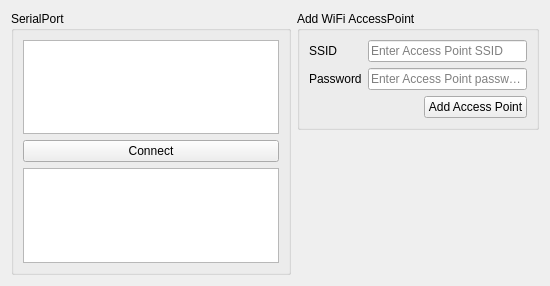
Old version of the form pc_client/res/MainWidget.ui in the repository Ingener74/Remote-PC-Switch.
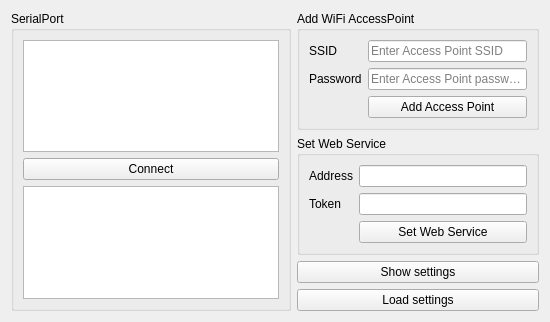
New version of the form. Icons and pictures are not drawn.

```diff
--- a/pc_client/res/MainWidget.ui
+++ b/pc_client/res/MainWidget.ui
@@ -17,7 +17,7 @@
    <iconset resource="resources.qrc">
     <normaloff>:/chip.png</normaloff>:/chip.png</iconset>
   </property>
-  <layout class="QHBoxLayout" name="horizontalLayout_2">
+  <layout class="QHBoxLayout" name="horizontalLayout">
    <item>
     <widget class="QGroupBox" name="groupBox_serial">
      <property name="title">
@@ -41,14 +41,12 @@
     </widget>
    </item>
    <item>
-    <layout class="QVBoxLayout" name="verticalLayout_3">
+    <layout class="QVBoxLayout" name="verticalLayout">
      <item>
       <widget class="QGroupBox" name="groupBox_wifi">
        <property name="title">
         <string>Add WiFi AccessPoint</string>
        </property>
-       <layout class="QVBoxLayout" name="verticalLayout">
-        <item>
          <layout class="QFormLayout" name="formLayout">
           <item row="0" column="0">
            <widget class="QLabel" name="label">
@@ -87,24 +85,7 @@
             </property>
            </widget>
           </item>
-         </layout>
-        </item>
-        <item>
-         <layout class="QHBoxLayout" name="horizontalLayout">
-          <item>
-           <spacer name="horizontalSpacer">
-            <property name="orientation">
-             <enum>Qt::Horizontal</enum>
-            </property>
-            <property name="sizeHint" stdset="0">
-             <size>
-              <width>40</width>
-              <height>20</height>
-             </size>
-            </property>
-           </spacer>
-          </item>
-          <item>
+        <item row="2" column="1">
            <widget class="QPushButton" name="pushButtonAddWiFiAP">
             <property name="text">
              <string>Add Access Point</string>
@@ -112,10 +93,58 @@
            </widget>
           </item>
          </layout>
+      </widget>
+     </item>
+     <item>
+      <widget class="QGroupBox" name="groupBoxWebService">
+       <property name="title">
+        <string>Set Web Service</string>
+       </property>
+       <layout class="QFormLayout" name="formLayout_2">
+        <item row="0" column="0">
+         <widget class="QLabel" name="label_3">
+          <property name="text">
+           <string>Address</string>
+          </property>
+         </widget>
+        </item>
+        <item row="0" column="1">
+         <widget class="QLineEdit" name="lineEditWebServiceAddress"/>
+        </item>
+        <item row="1" column="0">
+         <widget class="QLabel" name="label_4">
+          <property name="text">
+           <string>Token</string>
+          </property>
+         </widget>
+        </item>
+        <item row="1" column="1">
+         <widget class="QLineEdit" name="lineEditToken"/>
+        </item>
+        <item row="2" column="1">
+         <widget class="QPushButton" name="pushButtonSetWebService">
+          <property name="text">
+           <string>Set Web Service</string>
+          </property>
+         </widget>
         </item>
        </layout>
       </widget>
      </item>
+     <item>
+      <widget class="QPushButton" name="pushButtonShowSettings">
+       <property name="text">
+        <string>Show settings</string>
+       </property>
+      </widget>
+     </item>
+     <item>
+      <widget class="QPushButton" name="pushButtonLoadSettings">
+       <property name="text">
+        <string>Load settings</string>
+       </property>
+      </widget>
+     </item>
      <item>
       <spacer name="verticalSpacer">
        <property name="orientation">
```
Left out of the diff: 4 changed lines with no effect on the pictures. Lines whose indentation alone changed are shown as unchanged.
